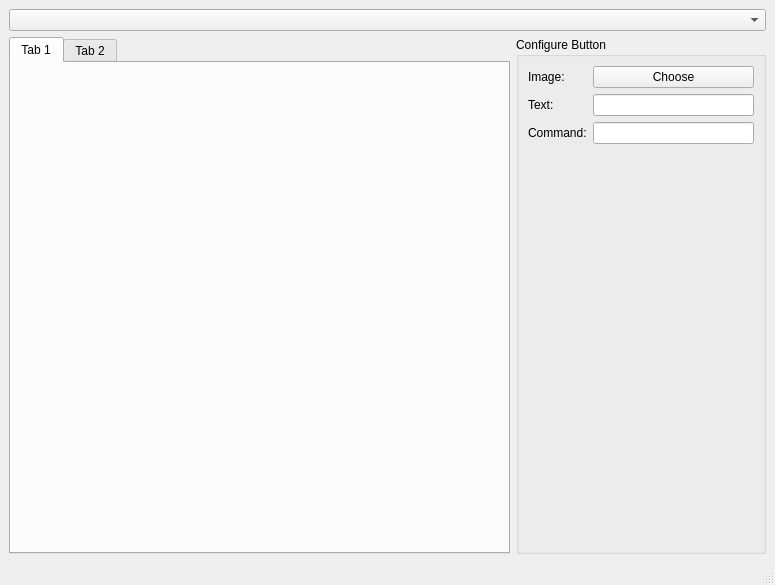
Old version of the form streamdeck_ui/main.ui in the repository timothycrosley/streamdeck-ui.
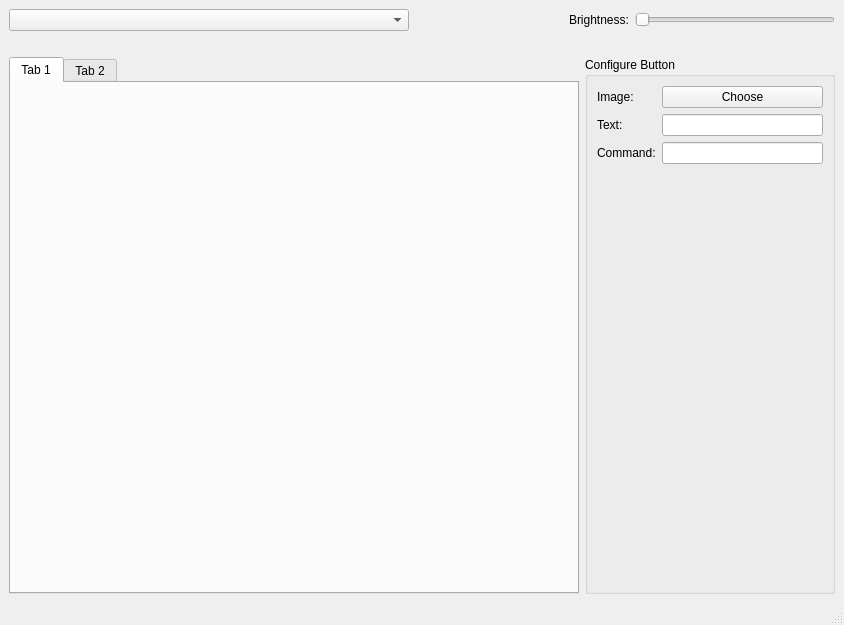
New version of the form.

Commit message: Add support for brighness

```diff
--- a/streamdeck_ui/main.ui
+++ b/streamdeck_ui/main.ui
@@ -6,8 +6,8 @@
    <rect>
     <x>0</x>
     <y>0</y>
-    <width>775</width>
-    <height>585</height>
+    <width>844</width>
+    <height>625</height>
    </rect>
   </property>
   <property name="windowTitle">
@@ -18,10 +18,69 @@
     <item>
      <layout class="QVBoxLayout" name="verticalLayout">
       <item>
-       <widget class="QComboBox" name="device_list"/>
+       <layout class="QHBoxLayout" name="horizontalLayout_3">
+        <item>
+         <widget class="QComboBox" name="device_list">
+          <property name="minimumSize">
+           <size>
+            <width>400</width>
+            <height>0</height>
+           </size>
+          </property>
+         </widget>
+        </item>
+        <item>
+         <spacer name="horizontalSpacer">
+          <property name="orientation">
+           <enum>Qt::Horizontal</enum>
+          </property>
+          <property name="sizeHint" stdset="0">
+           <size>
+            <width>40</width>
+            <height>20</height>
+           </size>
+          </property>
+         </spacer>
+        </item>
+        <item>
+         <widget class="QLabel" name="label_4">
+          <property name="sizePolicy">
+           <sizepolicy hsizetype="Fixed" vsizetype="Preferred">
+            <horstretch>0</horstretch>
+            <verstretch>0</verstretch>
+           </sizepolicy>
+          </property>
+          <property name="text">
+           <string>Brightness:</string>
+          </property>
+         </widget>
+        </item>
+        <item>
+         <widget class="QSlider" name="brightness">
+          <property name="sizePolicy">
+           <sizepolicy hsizetype="Minimum" vsizetype="Fixed">
+            <horstretch>0</horstretch>
+            <verstretch>0</verstretch>
+           </sizepolicy>
+          </property>
+          <property name="minimumSize">
+           <size>
+            <width>200</width>
+            <height>0</height>
+           </size>
+          </property>
+          <property name="orientation">
+           <enum>Qt::Horizontal</enum>
+          </property>
+         </widget>
+        </item>
+       </layout>
       </item>
       <item>
        <layout class="QHBoxLayout" name="horizontalLayout">
+        <property name="topMargin">
+         <number>20</number>
+        </property>
         <item>
          <widget class="QTabWidget" name="cards">
           <property name="currentIndex">
```
Left out of the diff: 2 changed lines with no effect on the pictures. The commit also changes 2 other files.
